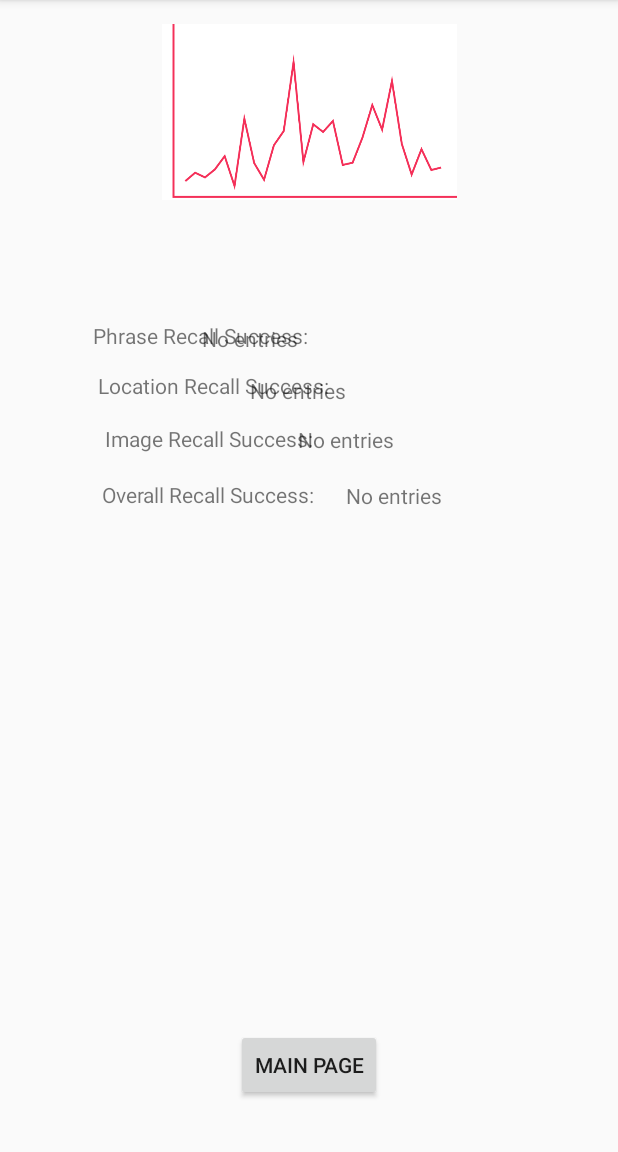
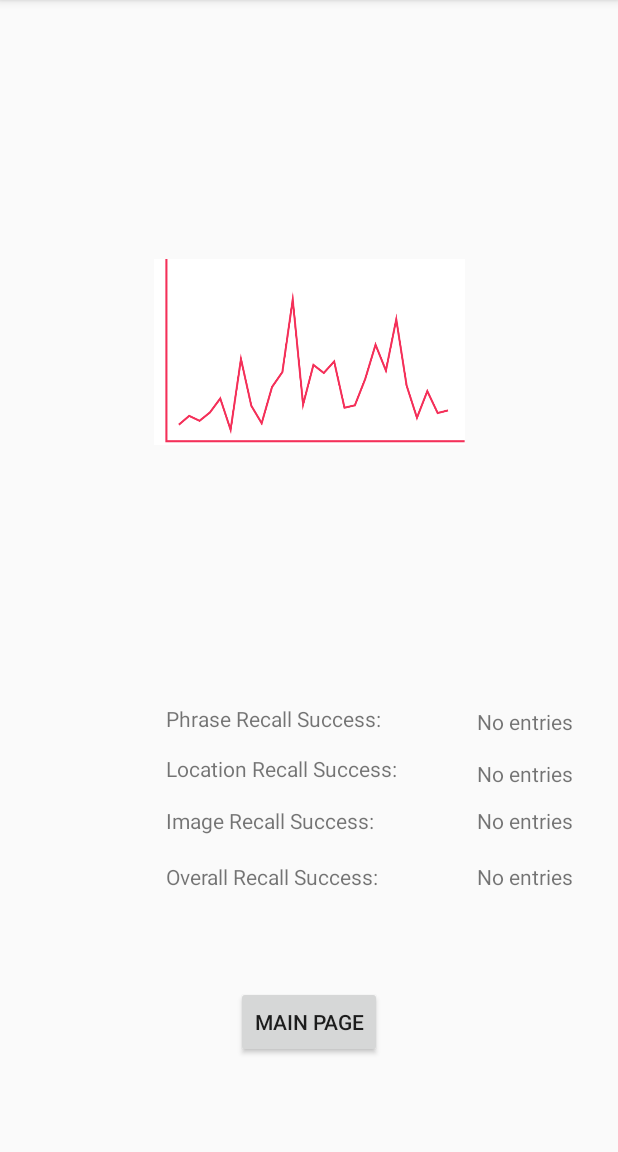
Before and after one commit to jWallace12/MemoryGains, an Android app: the Statistics screen opened directly, with no data from a screen before it, on a phone screen of 412 x 824 dp, the part 84-1236 px from its top. Run offline under Robolectric (Android 15) with nearby library versions, the phone set to English and light mode, and no system bars.

```diff
--- a/app/src/main/java/a2/csci412/wwu/edu/memorygain/Settings.java
+++ b/app/src/main/java/a2/csci412/wwu/edu/memorygain/Settings.java
@@ -68,10 +68,10 @@ public class Settings extends AppCompatActivity {
                     case R.id.locationSwitch:
                         Log.w("listener", "location");
                         if (locSwitch.isChecked()) {
-                            MainActivity.setLocation(true);
+                            MainActivity.setGPS(true);
                             Toast.makeText( Settings.this, "Location on", Toast.LENGTH_SHORT ).show( );
                         } else {
-                            MainActivity.setLocation(false);
+                            MainActivity.setGPS(false);
                             Toast.makeText( Settings.this, "Location off", Toast.LENGTH_SHORT ).show( );
                         }
                         break;
--- a/app/src/main/res/layout/activity_statistics.xml
+++ b/app/src/main/res/layout/activity_statistics.xml
@@ -11,8 +11,12 @@
     <ImageView
         android:id="@+id/imageView3"
         android:layout_width="207dp"
-        android:layout_height="117dp"
-        android:layout_marginTop="16dp"
+        android:layout_height="0dp"
+        android:layout_marginBottom="48dp"
+        android:layout_marginEnd="8dp"
+        android:layout_marginStart="8dp"
+        android:layout_marginTop="48dp"
+        app:layout_constraintBottom_toTopOf="@+id/phraseView"
         app:layout_constraintEnd_toEndOf="parent"
         app:layout_constraintStart_toStartOf="parent"
         app:layout_constraintTop_toTopOf="parent"
@@ -25,13 +29,11 @@
         android:id="@+id/locationView"
         android:layout_width="wrap_content"
         android:layout_height="wrap_content"
-        android:layout_marginEnd="8dp"
+        android:layout_marginBottom="15dp"
         android:layout_marginStart="8dp"
-        android:layout_marginTop="14dp"
         android:text="Location Recall Success: "
-        app:layout_constraintEnd_toEndOf="parent"
-        app:layout_constraintHorizontal_bias="0.24"
-        app:layout_constraintStart_toStartOf="parent"
+        app:layout_constraintBottom_toTopOf="@+id/textView10"
+        app:layout_constraintStart_toStartOf="@+id/imageView3"
         app:layout_constraintTop_toBottomOf="@+id/phraseView"
         tools:layout_constraintLeft_creator="1"
         tools:layout_constraintRight_creator="1"
@@ -41,46 +43,47 @@
         android:id="@+id/button8"
         android:layout_width="wrap_content"
         android:layout_height="wrap_content"
-        android:layout_marginBottom="34dp"
+        android:layout_marginBottom="8dp"
+        android:layout_marginEnd="8dp"
+        android:layout_marginStart="8dp"
+        android:layout_marginTop="8dp"
         android:onClick="goBack"
         android:text="Main Page"
         app:layout_constraintBottom_toBottomOf="parent"
         app:layout_constraintEnd_toEndOf="parent"
-        app:layout_constraintStart_toStartOf="parent" />
+        app:layout_constraintStart_toStartOf="parent"
+        app:layout_constraintTop_toBottomOf="@+id/overallView" />
 
     <TextView
         android:id="@+id/phraseView"
-        android:layout_width="wrap_content"
+        android:layout_width="149dp"
         android:layout_height="wrap_content"
-        android:layout_marginEnd="8dp"
-        android:layout_marginTop="214dp"
+        android:layout_marginBottom="14dp"
+        android:layout_marginStart="8dp"
         android:text="Phrase Recall Success: "
-        app:layout_constraintEnd_toEndOf="parent"
-        app:layout_constraintHorizontal_bias="0.24"
-        app:layout_constraintStart_toStartOf="parent"
-        app:layout_constraintTop_toTopOf="parent" />
+        app:layout_constraintBottom_toTopOf="@+id/locationView"
+        app:layout_constraintStart_toStartOf="@+id/imageView3"
+        app:layout_constraintTop_toBottomOf="@+id/imageView3" />
 
     <TextView
         android:id="@+id/overallView"
         android:layout_width="wrap_content"
         android:layout_height="wrap_content"
-        android:layout_marginEnd="8dp"
+        android:layout_marginBottom="174dp"
         android:layout_marginStart="8dp"
-        android:layout_marginTop="18dp"
         android:text="Overall Recall Success: "
-        app:layout_constraintEnd_toEndOf="parent"
-        app:layout_constraintHorizontal_bias="0.24"
-        app:layout_constraintStart_toStartOf="parent"
+        app:layout_constraintBottom_toBottomOf="parent"
+        app:layout_constraintStart_toStartOf="@+id/imageView3"
         app:layout_constraintTop_toBottomOf="@+id/textView10" />
 
     <TextView
         android:id="@+id/locationStats"
         android:layout_width="wrap_content"
         android:layout_height="wrap_content"
+        android:layout_marginStart="8dp"
         android:layout_marginTop="15dp"
         android:text=""
-        app:layout_constraintEnd_toStartOf="@+id/imageStats"
-        app:layout_constraintStart_toStartOf="@+id/imageStats"
+        app:layout_constraintStart_toEndOf="@+id/imageView3"
         app:layout_constraintTop_toBottomOf="@+id/phraseStats" />
 
     <TextView
@@ -88,42 +91,38 @@
         android:layout_width="wrap_content"
         android:layout_height="wrap_content"
         android:layout_marginBottom="12dp"
+        android:layout_marginStart="8dp"
         android:text=""
         app:layout_constraintBottom_toTopOf="@+id/locationView"
-        app:layout_constraintEnd_toStartOf="@+id/locationStats"
-        app:layout_constraintStart_toStartOf="@+id/locationStats" />
+        app:layout_constraintStart_toEndOf="@+id/imageView3" />
 
     <TextView
         android:id="@+id/overallStats"
         android:layout_width="wrap_content"
         android:layout_height="wrap_content"
-        android:layout_marginEnd="42dp"
-        android:layout_marginStart="43dp"
+        android:layout_marginStart="8dp"
         android:layout_marginTop="18dp"
         android:text=""
-        app:layout_constraintEnd_toEndOf="@+id/imageView3"
-        app:layout_constraintStart_toEndOf="@+id/overallView"
+        app:layout_constraintStart_toEndOf="@+id/imageView3"
         app:layout_constraintTop_toBottomOf="@+id/imageStats" />
 
     <TextView
         android:id="@+id/textView10"
         android:layout_width="wrap_content"
         android:layout_height="wrap_content"
-        android:layout_marginEnd="8dp"
+        android:layout_marginBottom="18dp"
         android:layout_marginStart="8dp"
-        android:layout_marginTop="16dp"
         android:text="Image Recall Success:"
-        app:layout_constraintEnd_toEndOf="parent"
-        app:layout_constraintHorizontal_bias="0.24"
-        app:layout_constraintStart_toStartOf="parent"
+        app:layout_constraintBottom_toTopOf="@+id/overallView"
+        app:layout_constraintStart_toStartOf="@+id/imageView3"
         app:layout_constraintTop_toBottomOf="@+id/locationView" />
 
     <TextView
         android:id="@+id/imageStats"
         android:layout_width="wrap_content"
         android:layout_height="wrap_content"
-        android:layout_marginTop="13dp"
-        app:layout_constraintEnd_toStartOf="@+id/overallStats"
-        app:layout_constraintStart_toStartOf="@+id/overallStats"
+        android:layout_marginStart="8dp"
+        android:layout_marginTop="12dp"
+        app:layout_constraintStart_toEndOf="@+id/imageView3"
         app:layout_constraintTop_toBottomOf="@+id/locationStats" />
 </android.support.constraint.ConstraintLayout>
```
Also changed, not shown: app/src/main/java/a2/csci412/wwu/edu/memorygain/MainActivity.java (+22 -8 lines), app/src/main/res/layout/activity_phrase_recall.xml (+6 -4 lines).
